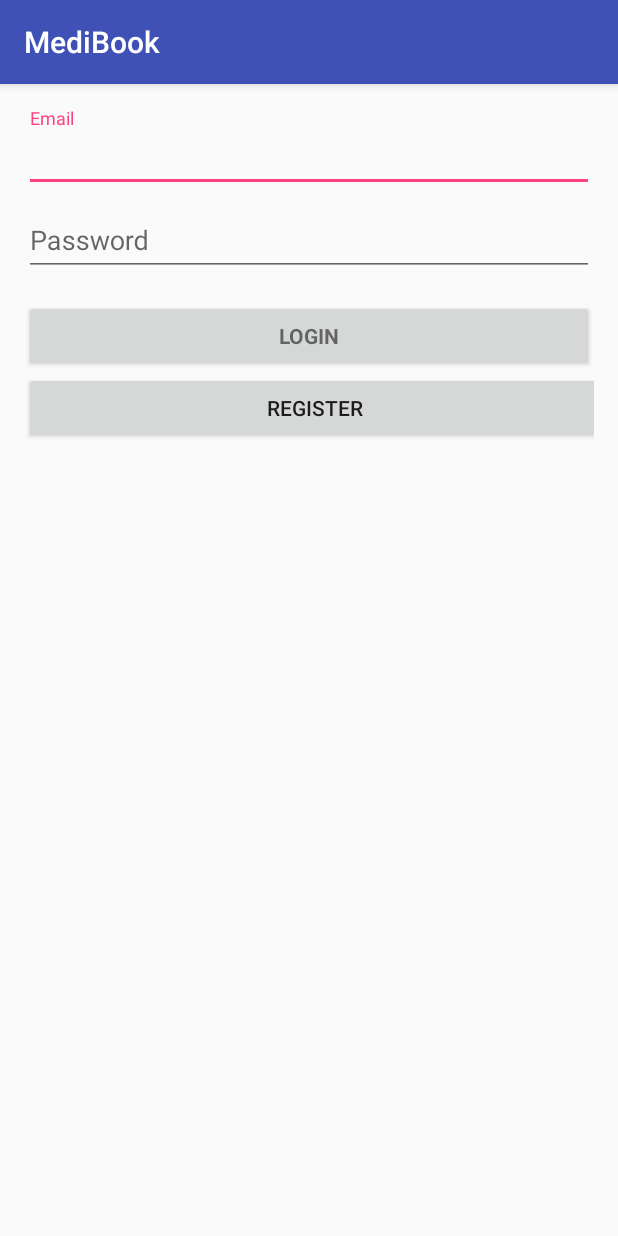
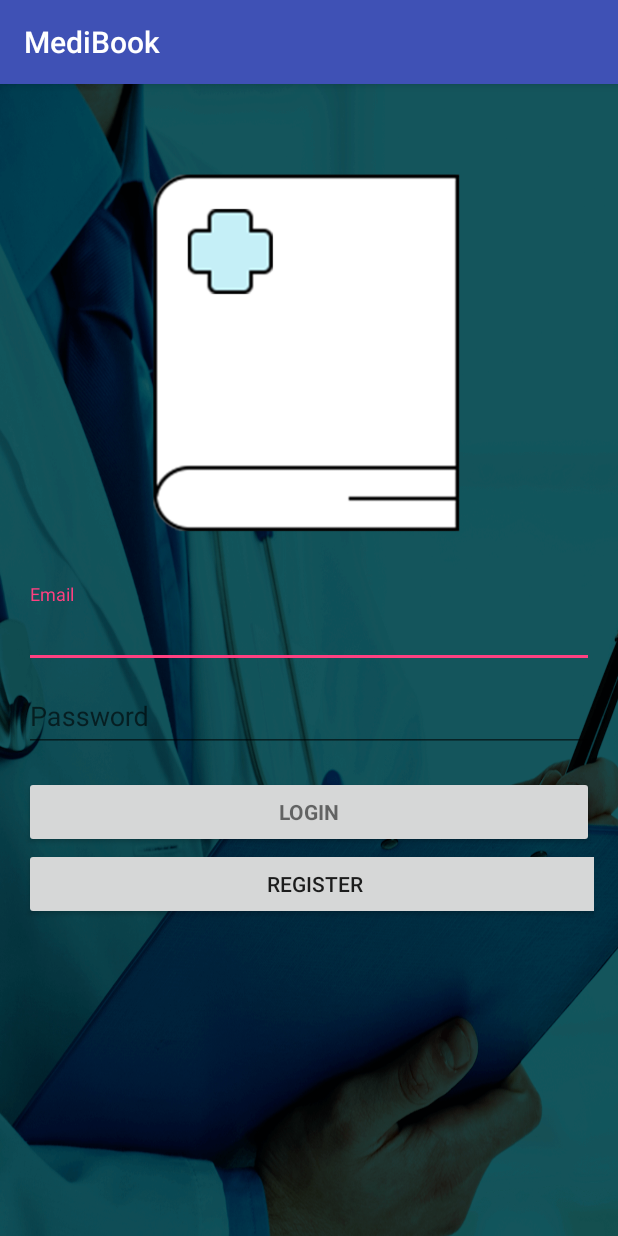
Before and after one commit to UWMediBook/patientAndroid, an Android app: the screen it shows after launch (LoginActivity), on a phone screen of 412 x 824 dp. Run offline under Robolectric (Android 15) with nearby library versions, the phone set to English and light mode, and no system bars; 4 statements that could not run were skipped.

Commit message:
bg/icon added to login UI

```diff
--- a/app/src/main/res/layout/activity_login.xml
+++ b/app/src/main/res/layout/activity_login.xml
@@ -8,9 +8,23 @@
     android:paddingLeft="@dimen/activity_horizontal_margin"
     android:paddingRight="@dimen/activity_horizontal_margin"
     android:paddingTop="@dimen/activity_vertical_margin"
-    tools:context=".medibook.LoginActivity">
+    tools:context=".medibook.LoginActivity"
+    android:weightSum="1"
+    android:background="@drawable/bg_darkened1">
 
     <!-- Login progress -->
+    <FrameLayout
+        android:layout_width="match_parent"
+        android:layout_height="317dp"
+        android:id="@+id/Logo">
+
+        <ImageView
+            android:layout_width="433dp"
+            android:layout_height="362dp"
+            android:id="@+id/imageView"
+            android:layout_gravity="center"
+            android:src="@drawable/icon"/>
+    </FrameLayout>
     <ProgressBar
         android:id="@+id/login_progress"
         style="?android:attr/progressBarStyleLarge"
```
